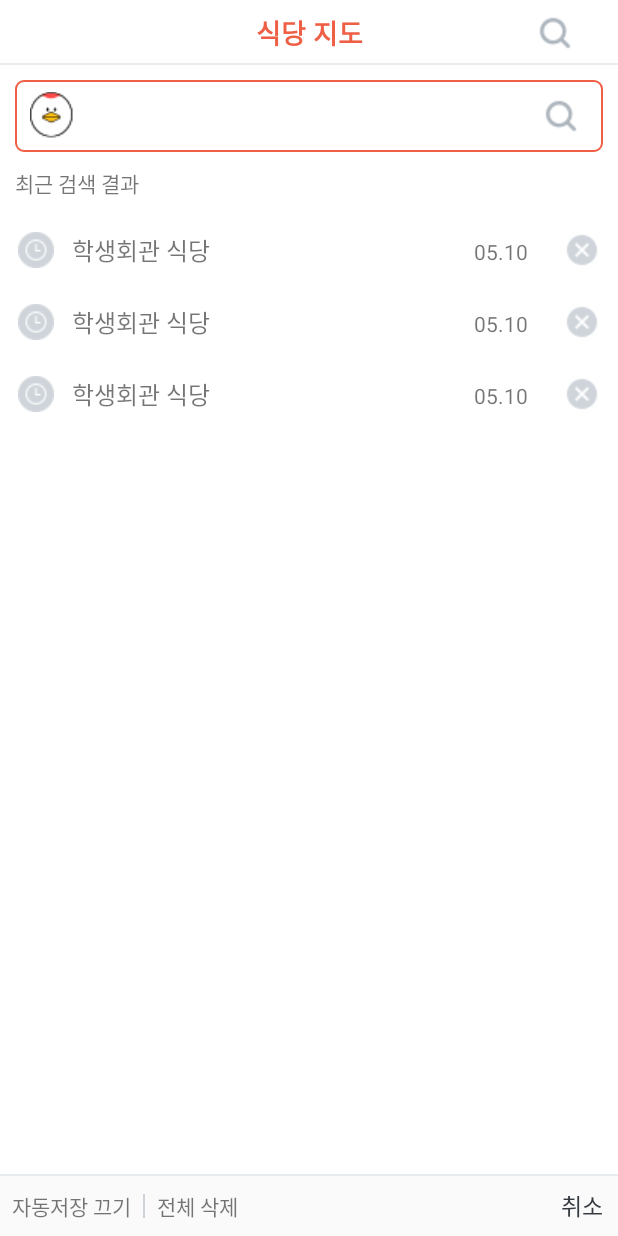
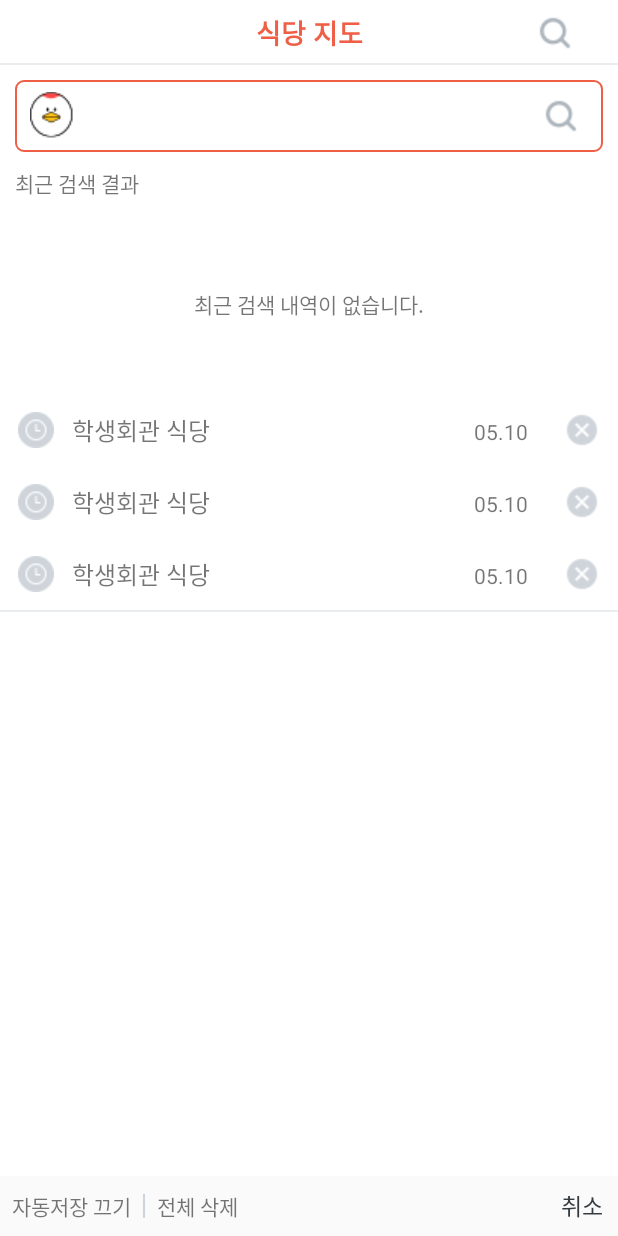
Before and after one commit to 9geunu/Delicias, an Android app: the layout activity_search.xml on its own in the app's theme, with its tools: preview values and no code run, on a phone screen of 412 x 824 dp. Run offline under Robolectric (Android 15) with nearby library versions, the phone set to English and light mode, and no system bars; network calls fail.

Commit message:
Improve SearchActivity

```diff
--- a/app/src/main/res/layout/activity_search.xml
+++ b/app/src/main/res/layout/activity_search.xml
@@ -49,9 +49,16 @@
             android:text="최근 검색 결과"
             android:layout_marginLeft="10dp" />
 
+        <TextView
+            android:id="@+id/tv_status_info"
+            android:layout_width="match_parent"
+            android:layout_height="120dp"
+            android:text="최근 검색 내역이 없습니다."
+            android:textAlignment="center"
+            android:gravity="center_horizontal|center_vertical" />
+
         <androidx.recyclerview.widget.RecyclerView
             android:id="@+id/rv_search_history"
-            android:layout_weight="1"
             android:layout_width="match_parent"
             android:layout_height="wrap_content"
             tools:listitem="@layout/item_search_history"/>
@@ -62,6 +69,12 @@
             android:background="#e9ecef"/>
 
         <LinearLayout
+            android:layout_width="match_parent"
+            android:layout_weight="1"
+            android:layout_height="0dp" />
+
+        <LinearLayout
+            android:id="@+id/ll_search_bottom_bar"
             android:layout_width="match_parent"
             android:layout_height="40dp"
             android:gravity="center_vertical"
@@ -80,6 +93,8 @@
                 />
 
             <LinearLayout
+                android:id="@+id/ll_vertical_divide"
+                android:orientation="vertical"
                 android:layout_width="1dp"
                 android:layout_height="16dp"
                 android:background="#ced4da"/>
@@ -93,7 +108,7 @@
                 android:text="전체 삭제"/>
 
             <LinearLayout
-                android:layout_width="1dp"
+                android:layout_width="0dp"
                 android:layout_height="16dp"
                 android:layout_weight="1"/>
 
--- a/app/src/main/res/layout/item_search_history.xml
+++ b/app/src/main/res/layout/item_search_history.xml
@@ -7,6 +7,7 @@
     android:background="#ffffff">
 
     <ImageView
+        android:id="@+id/iv_searched_date_or_search_result"
         android:layout_width="wrap_content"
         android:layout_height="wrap_content"
         android:layout_margin="12dp"
```
Also changed, not shown: app/src/main/java/com/example/delicias/ui/SearchActivity.kt (+71 -6 lines), app/src/main/java/com/example/delicias/ui/SearchHistoryAdapter.kt (+13 -17 lines).
